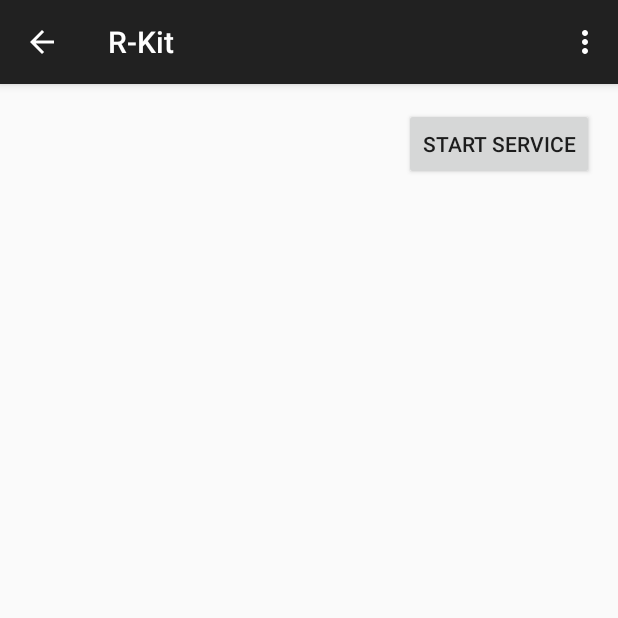
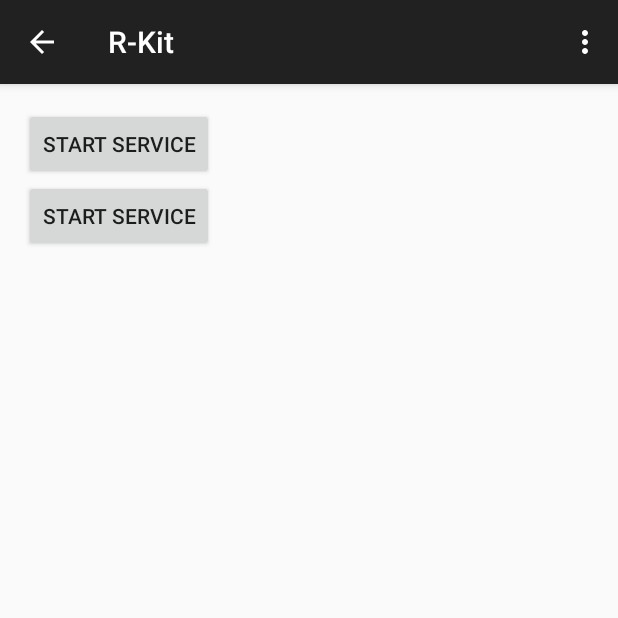
Before and after one commit to paperclipmonkey/R-Kit, an Android app: the screen it shows after launch (MainActivity), after a tap on "START SERVICE", on a phone screen of 412 x 824 dp, the top half of it. Run offline under Robolectric (Android 15) with nearby library versions, the phone set to English and light mode, and no system bars; libraries missing offline, so code that uses them is left out: com.orm; 2 statements that could not run were skipped.

Commit message:
Cleanup project using analysis tool

```diff
--- a/app/src/main/AndroidManifest.xml
+++ b/app/src/main/AndroidManifest.xml
@@ -2,6 +2,8 @@
 <manifest xmlns:android="http://schemas.android.com/apk/res/android"
     xmlns:tools="http://schemas.android.com/tools"
     package="com.example.michaelwaterworth.r_kit">
+
+    <uses-permission android:name="android.permission.RECEIVE_BOOT_COMPLETED"/>
 
     <application
         android:allowBackup="true"
@@ -11,7 +13,6 @@
         android:name=".BaseApplication"
         android:theme="@style/AppTheme" >
 
-        <uses-permission android:name="android.permission.RECEIVE_BOOT_COMPLETED"/>
 
         <!-- Start the service on boot -->
         <receiver android:name=".BootReceiver"
--- a/app/src/main/java/com/example/michaelwaterworth/r_kit/Data.java
+++ b/app/src/main/java/com/example/michaelwaterworth/r_kit/Data.java
@@ -8,9 +8,9 @@ import java.sql.Date;
  * Created by michaelwaterworth on 30/07/15.
  */
 public class Data extends SugarRecord {
-    int Taskid;
-    String data;
-    Date date;
+    private int Taskid;
+    private String data;
+    private Date date;
 
     public Date getDate() {
         return date;
--- a/app/src/main/java/com/example/michaelwaterworth/r_kit/MainActivity.java
+++ b/app/src/main/java/com/example/michaelwaterworth/r_kit/MainActivity.java
@@ -49,8 +49,7 @@ public class MainActivity extends ActionBarActivity
     public boolean hasSigned(){
         // Restore preferences
         SharedPreferences settings = getPreferences(0);
-        boolean isFirst = settings.getBoolean(ISFIRSTRUN, false);
-        return isFirst;
+        return settings.getBoolean(ISFIRSTRUN, false);
     }
 
     public void setSignedTrue(){
@@ -183,8 +182,7 @@ public class MainActivity extends ActionBarActivity
         @Override
         public View onCreateView(LayoutInflater inflater, ViewGroup container,
                                  Bundle savedInstanceState) {
-            View rootView = inflater.inflate(R.layout.fragment_main, container, false);
-            return rootView;
+            return inflater.inflate(R.layout.fragment_main, container, false);
         }
 
         @Override
--- a/app/src/main/java/com/example/michaelwaterworth/r_kit/NavigationDrawerFragment.java
+++ b/app/src/main/java/com/example/michaelwaterworth/r_kit/NavigationDrawerFragment.java
@@ -273,7 +273,7 @@ public class NavigationDrawerFragment extends Fragment {
     /**
      * Callbacks interface that all activities using this fragment must implement.
      */
-    public static interface NavigationDrawerCallbacks {
+    public interface NavigationDrawerCallbacks {
         /**
          * Called when an item in the navigation drawer is selected.
          */
--- a/app/src/main/java/com/example/michaelwaterworth/r_kit/SchedulerService.java
+++ b/app/src/main/java/com/example/michaelwaterworth/r_kit/SchedulerService.java
@@ -19,7 +19,7 @@ import java.util.List;
  * Created by michaelwaterworth on 30/07/15.
  */
 public class SchedulerService extends BroadcastReceiver {
-    public final String TAG = "Scheduler";
+    private final String TAG = "Scheduler";
 
     public SchedulerService() {
     }
@@ -52,7 +52,7 @@ public class SchedulerService extends BroadcastReceiver {
         context.startService(resultIntent);
     }
 
-    public void createNotification(Context context, Task task){
+    private void createNotification(Context context, Task task){
         NotificationCompat.Builder mBuilder =
                 new NotificationCompat.Builder(context)
                         .setSmallIcon(R.drawable.ic_drawer)
@@ -113,7 +113,7 @@ public class SchedulerService extends BroadcastReceiver {
         killOnBoot(context);
     }
 
-    public static void startOnBoot(Context context){
+    private static void startOnBoot(Context context){
         ComponentName receiver = new ComponentName(context, BootReceiver.class);
         PackageManager pm = context.getPackageManager();
 
@@ -122,7 +122,7 @@ public class SchedulerService extends BroadcastReceiver {
                 PackageManager.DONT_KILL_APP);
     }
 
-    public static void killOnBoot(Context context){
+    private static void killOnBoot(Context context){
         ComponentName receiver = new ComponentName(context, BootReceiver.class);
         PackageManager pm = context.getPackageManager();
 
--- a/app/src/main/res/layout/fragment_main.xml
+++ b/app/src/main/res/layout/fragment_main.xml
@@ -15,8 +15,18 @@
         android:text="Start Service"
         android:id="@+id/button"
         android:onClick="startService"
-        android:layout_alignParentTop="true"
-        android:layout_alignParentRight="true"
-        android:layout_alignParentEnd="true" />
+        android:layout_alignTop="@+id/section_label"
+        android:layout_toRightOf="@+id/section_label"
+        android:layout_toEndOf="@+id/section_label" />
+
+    <Button
+        android:layout_width="wrap_content"
+        android:layout_height="wrap_content"
+        android:text="Start Service"
+        android:id="@+id/button2"
+        android:onClick="startIntro"
+        android:layout_below="@+id/button"
+        android:layout_alignLeft="@+id/button"
+        android:layout_alignStart="@+id/button" />
 
 </RelativeLayout>
```
Also changed, not shown: app/src/main/java/com/example/michaelwaterworth/r_kit/Task.java (+5 -5 lines).
